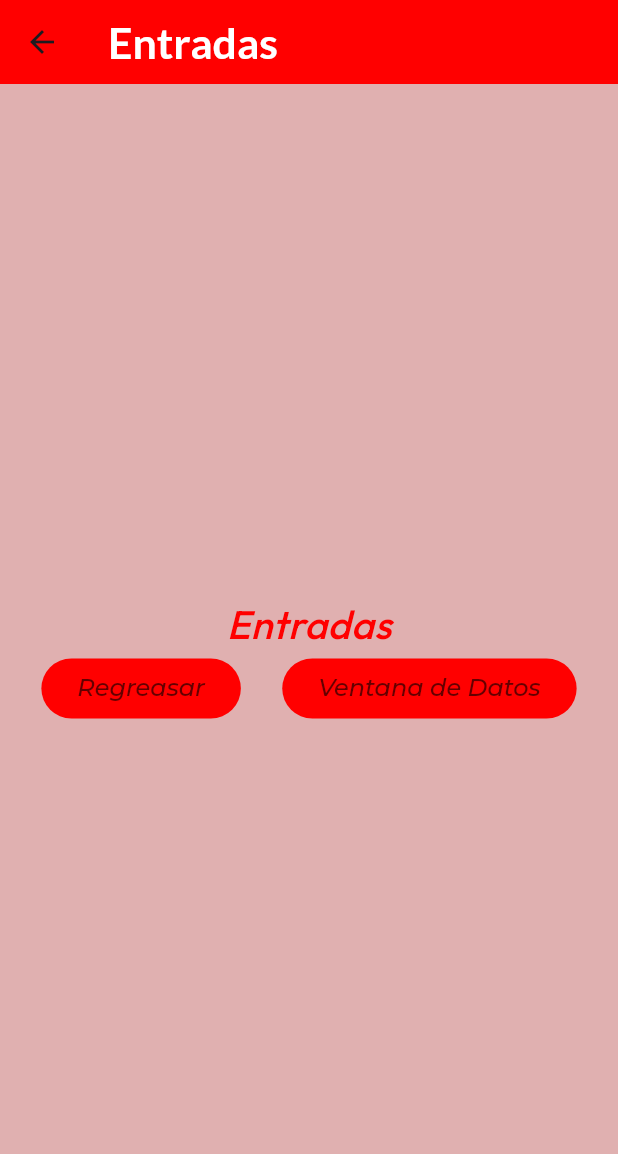
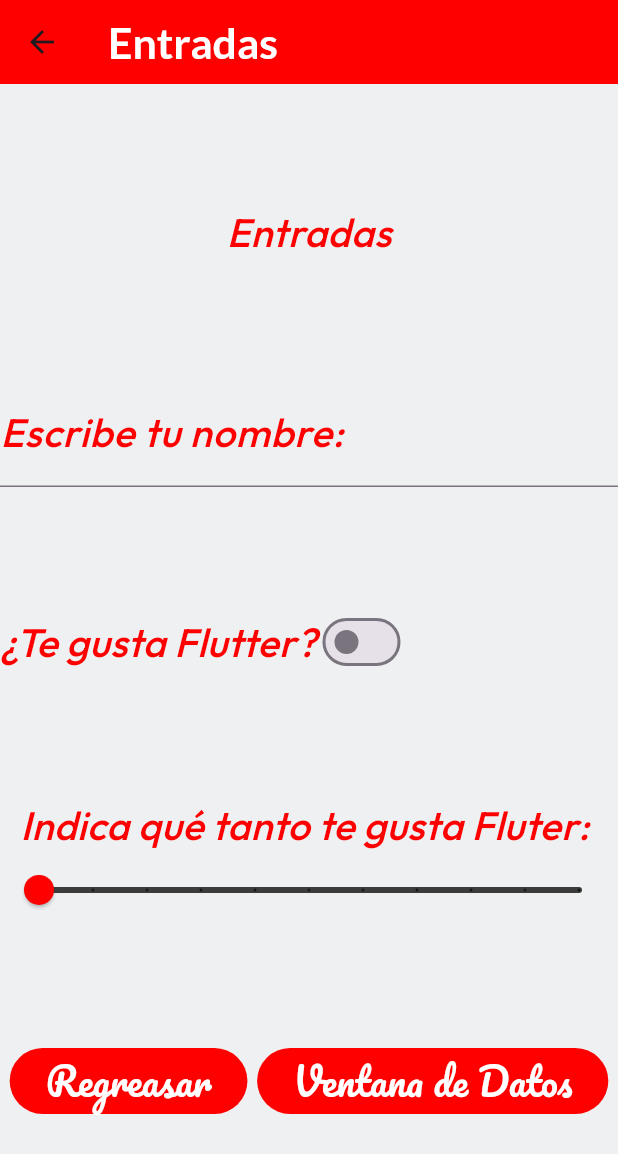
Before and after one commit to JesherI/componentes_flutter, a Flutter app: the InputsScreen screen opened directly, on a phone screen of 412 x 824 dp. Shown: the top 1154 px of the screen. Run offline on Flutter 3.47's test engine with Material 3 defaults, Android fonts, the phone set to English and light mode, and no system bars; our stand-ins replace google_fonts.

Commit message:
Adding Widgets to InputsScreen

```diff
--- a/lib/screens/input_screen.dart
+++ b/lib/screens/input_screen.dart
@@ -9,6 +9,8 @@ class InputsScreen extends StatefulWidget {
 }
 
 class _InputsScreenState extends State<InputsScreen> {
+  bool switchValue = false; // controlar el widget switch
+  double sliderValue = 0;
   @override
   Widget build(BuildContext context) {
     return Scaffold(
@@ -16,24 +18,25 @@ class _InputsScreenState extends State<InputsScreen> {
         title: const Text('Entradas'),
       ),
       body: Column(
-        mainAxisAlignment: MainAxisAlignment.center,
+        mainAxisAlignment: MainAxisAlignment.spaceEvenly,
         children: [
           Text(
             'Entradas',
             style: AppTheme.lightTheme.textTheme.headlineLarge,
           ),
-          Row(
+          entradaNombre(),
+          entradaSwitch(),
+          entradaSlider(),
+          const Row(
             mainAxisAlignment: MainAxisAlignment.spaceEvenly,
             children: [
               ElevatedButton(
                 onPressed: null,
-                child: Text('Regreasar',
-                    style: AppTheme.lightTheme.textTheme.bodySmall),
+                child: Text('Regreasar'),
               ),
               ElevatedButton(
                 onPressed: null,
-                child: Text('Ventana de Datos',
-                    style: AppTheme.lightTheme.textTheme.bodySmall),
+                child: Text('Ventana de Datos'),
               ),
             ],
           ),
@@ -41,4 +44,61 @@ class _InputsScreenState extends State<InputsScreen> {
       ),
     );
   }
+
+  TextField entradaNombre() {
+    return TextField(
+      style: AppTheme.lightTheme.textTheme.headlineMedium,
+      decoration: InputDecoration(
+        border: const UnderlineInputBorder(),
+        labelText: 'Escribe tu nombre: ',
+        labelStyle: AppTheme.lightTheme.textTheme.headlineLarge,
+      ),
+    );
+  }
+
+  Row entradaSwitch() {
+    return Row(
+      mainAxisAlignment: MainAxisAlignment.start,
+      children: <Widget>[
+        Text(
+          '¿Te gusta Flutter?',
+          style: AppTheme.lightTheme.textTheme.headlineLarge,
+        ),
+        Switch(
+            value: switchValue,
+            onChanged: (value) {
+              setState(() {
+                switchValue = value;
+              });
+            })
+      ],
+    );
+  }
+
+  Column entradaSlider() {
+    return Column(
+      mainAxisAlignment: MainAxisAlignment.center,
+      children: <Widget>[
+        Text(
+          'Indica qué tanto te gusta Fluter: ',
+          style: AppTheme.lightTheme.textTheme.headlineLarge,
+        ),
+        Slider(
+          min: 0.0,
+          max: 10,
+          divisions: 10,
+          label: '${sliderValue.round()}',
+          activeColor: AppTheme.secondaryColor,
+          thumbColor: AppTheme.primaryColor,
+          inactiveColor: AppTheme.backColor2,
+          value: sliderValue,
+          onChanged: (value) {
+            setState(() {
+              sliderValue = value;
+            });
+          },
+        )
+      ],
+    );
+  }
 }
--- a/lib/theme/app_theme.dart
+++ b/lib/theme/app_theme.dart
@@ -8,7 +8,8 @@ class AppTheme {
   //Cosnatnate de color secundario
   static const secondaryColor = Color.fromARGB(155, 0, 0, 0);
   //constante de color de fondo
-  static const backColor = Color.fromARGB(218, 219, 163, 163);
+  static const backColor = Color.fromARGB(238, 237, 239, 240);
+  static const backColor2 = Color.fromARGB(236, 46, 46, 46);
   //Constante de tema
   static final ThemeData lightTheme = ThemeData.light().copyWith(
     scaffoldBackgroundColor: backColor,
@@ -60,6 +61,11 @@ class AppTheme {
         // decorationStyle: TextDecorationStyle.wavy,
         // decorationThickness: 3.0,
       ),
+      headlineMedium: GoogleFonts.montserrat(
+        color: secondaryColor,
+        fontSize: 21.5,
+        fontWeight: FontWeight.bold,
+      ),
     ),
   );
 }
```
